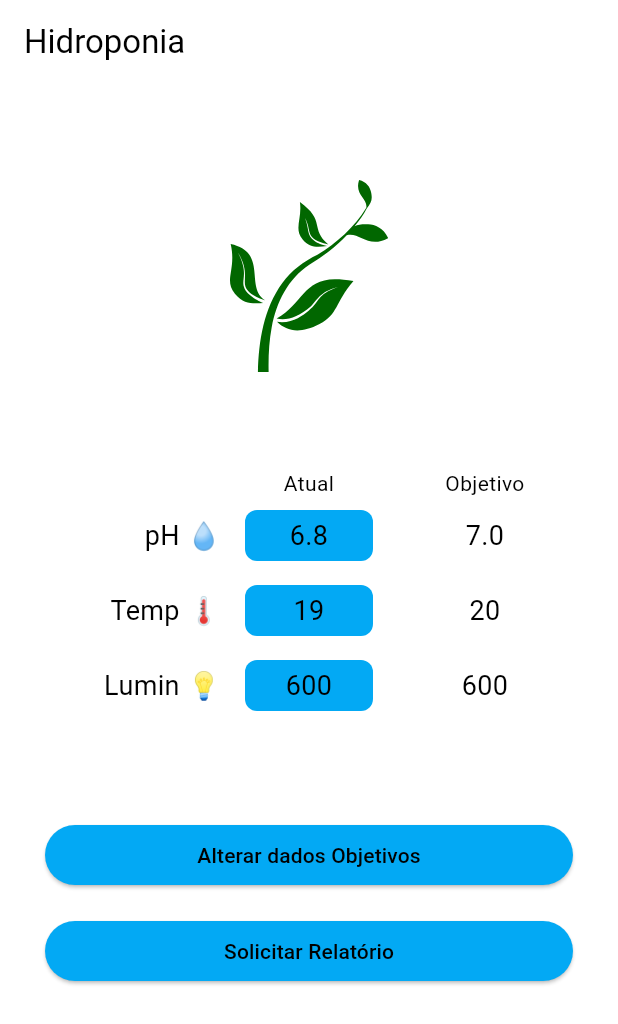
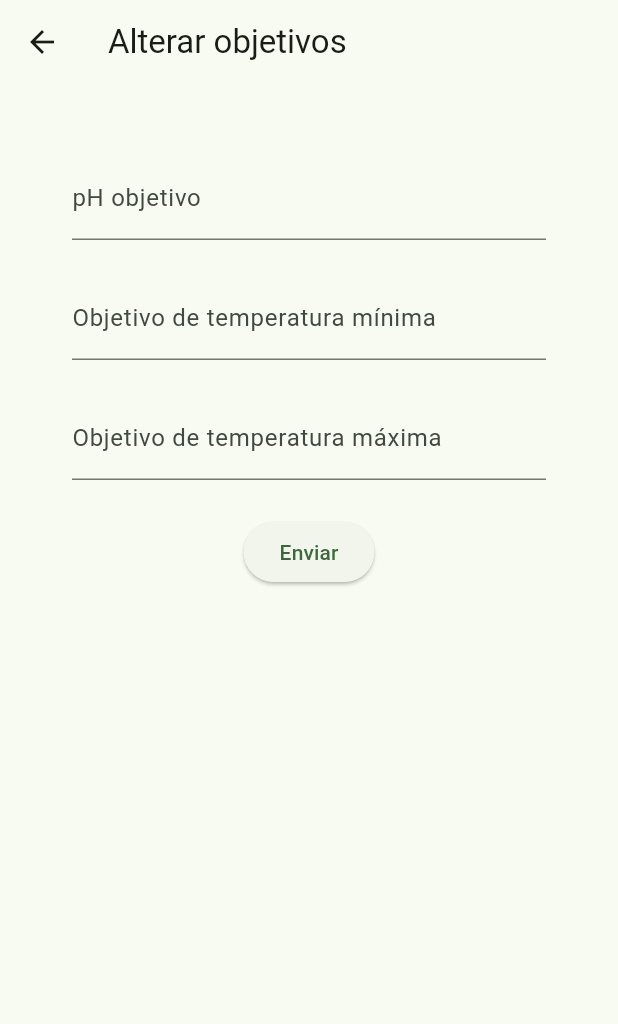
Before and after one commit to MarceloRobert/aws_mq_app, a Flutter app: the screen it shows after launch, after a tap on "Alterar dados Objetivos", on a phone screen of 412 x 824 dp. Shown: the top 1024 px of the screen. Run offline on Flutter 3.47's test engine with Material 2 defaults, Android fonts, the light colour scheme and no system bars; our stand-ins replace flutter_svg; missing offline and left inert: stomp_dart_client.

Commit message:
add targets; fix tema; minor fixes

```diff
--- a/lib/home/home.view.dart
+++ b/lib/home/home.view.dart
@@ -127,7 +127,9 @@ class _HomePageState extends State<HomePage> {
                 SizedBox(
                   width: double.infinity,
                   child: ElevatedButton(
-                    onPressed: () {},
+                    onPressed: () {
+                      Navigator.pushNamed(context, '/targets');
+                    },
                     style: ButtonStyle(
                       backgroundColor: MaterialStatePropertyAll(
                           Theme.of(context).colorScheme.primary),
--- a/lib/main.dart
+++ b/lib/main.dart
@@ -1,5 +1,6 @@
 import 'package:aws_mq_app/home/home.view.dart';
 import 'package:aws_mq_app/relatorio/request/relatorio_request.view.dart';
+import 'package:aws_mq_app/targets/targets.view.dart';
 import 'package:flutter/material.dart';
 
 void main() {
@@ -15,21 +16,23 @@ class MyApp extends StatelessWidget {
       title: 'Hidroponia',
       theme: ThemeData(
         useMaterial3: true,
-        colorScheme: ColorScheme.fromSwatch(
-          primarySwatch: Colors.lightBlue,
-          backgroundColor: Colors.white,
+        colorScheme: ColorScheme.fromSeed(
+          seedColor: Colors.green,
           brightness: Brightness.light,
         ),
       ),
       darkTheme: ThemeData(
         useMaterial3: true,
-        colorScheme: ColorScheme.fromSwatch(
-          primarySwatch: Colors.lightBlue,
+        colorScheme: ColorScheme.fromSeed(
+          seedColor: Colors.green,
           brightness: Brightness.dark,
         ),
       ),
       home: const HomePage(),
-      routes: {"/relatorio/request": (context) => const RelatorioRequestPage()},
+      routes: {
+        "/relatorio/request": (context) => const RelatorioRequestPage(),
+        "/targets": (context) => const TargetsPage(),
+      },
     );
   }
 }
--- /dev/null
+++ b/lib/targets/targets.view.dart
@@ -0,0 +1,127 @@
+import 'package:flutter/foundation.dart';
+import 'package:flutter/material.dart';
+
+class TargetsPage extends StatefulWidget {
+  const TargetsPage({super.key});
+
+  @override
+  State<TargetsPage> createState() => _TargetsPageState();
+}
+
+class _TargetsPageState extends State<TargetsPage> {
+  final _formkey = GlobalKey<FormState>();
+
+  double? phTarget;
+  int? tempMinima;
+  int? tempMaxima;
+  static const double limitephMinimo = 0;
+  static const double limitephMaximo = 14;
+  static const int limiteTempMinimo = 5;
+  static const int limiteTempMaximo = 40;
+
+  static const double inbetweenPadding = 24;
+
+  @override
+  Widget build(BuildContext context) {
+    return Scaffold(
+      appBar: AppBar(
+        title: const Text("Alterar objetivos"),
+      ),
+      body: SingleChildScrollView(
+        padding: const EdgeInsets.all(48),
+        child: Form(
+          key: _formkey,
+          child: Column(
+            children: [
+              // ph
+              TextFormField(
+                decoration: const InputDecoration(
+                  labelText: "pH objetivo",
+                ),
+                validator: (value) {
+                  if (value != null) {
+                    phTarget = double.tryParse(value);
+                    if (phTarget == null) {
+                      return "Formato inválido";
+                    }
+                    if (phTarget! < limitephMinimo) {
+                      return "Valor muito pequeno";
+                    }
+                    if (phTarget! > limitephMaximo) {
+                      return "Valor muito grande";
+                    }
+                  }
+                  return null;
+                },
+                keyboardType: TextInputType.number,
+              ),
+              const SizedBox(height: inbetweenPadding),
+              // temp mínima
+              TextFormField(
+                decoration: const InputDecoration(
+                  labelText: "Objetivo de temperatura mínima",
+                ),
+                validator: (value) {
+                  if (value != null) {
+                    tempMinima = int.tryParse(value);
+                    if (tempMinima == null) {
+                      return "Formato inválido";
+                    }
+                    if (tempMaxima != null && tempMinima! > tempMaxima!) {
+                      return "Maior que o máximo";
+                    }
+                    if (tempMinima! < limiteTempMinimo) {
+                      return "Valor muito pequeno";
+                    }
+                  }
+                  return null;
+                },
+                keyboardType: TextInputType.number,
+              ),
+              const SizedBox(height: inbetweenPadding),
+              // temp máxima
+              TextFormField(
+                decoration: const InputDecoration(
+                  labelText: "Objetivo de temperatura máxima",
+                ),
+                validator: (value) {
+                  if (value != null) {
+                    tempMaxima = int.tryParse(value);
+                    if (tempMaxima == null) {
+                      return "Formato inválido";
+                    }
+                    if (tempMinima != null &&
+                        int.tryParse(value)! < tempMinima!) {
+                      return "Menor que o mínimo";
+                    }
+                    if (tempMaxima! > limiteTempMaximo) {
+                      return "Valor muito alto";
+                    }
+                  }
+                  return null;
+                },
+                keyboardType: TextInputType.number,
+              ),
+              const SizedBox(height: inbetweenPadding),
+              // submit
+              ElevatedButton(
+                onPressed: () {
+                  _formkey.currentState!.validate();
+                  if (phTarget != null &&
+                      tempMinima != null &&
+                      tempMaxima != null) {
+                    // TODO: juntar e enviar os dados
+                    if (kDebugMode) {
+                      print("Enviando...");
+                    }
+                  }
+                },
+                child: const Text("Enviar"),
+              ),
+            ],
+          ),
+        ),
+      ),
+    );
+  }
+}
```
Also changed, not shown: lib/relatorio/request/relatorio_request.view.dart (+9 -6 lines).
